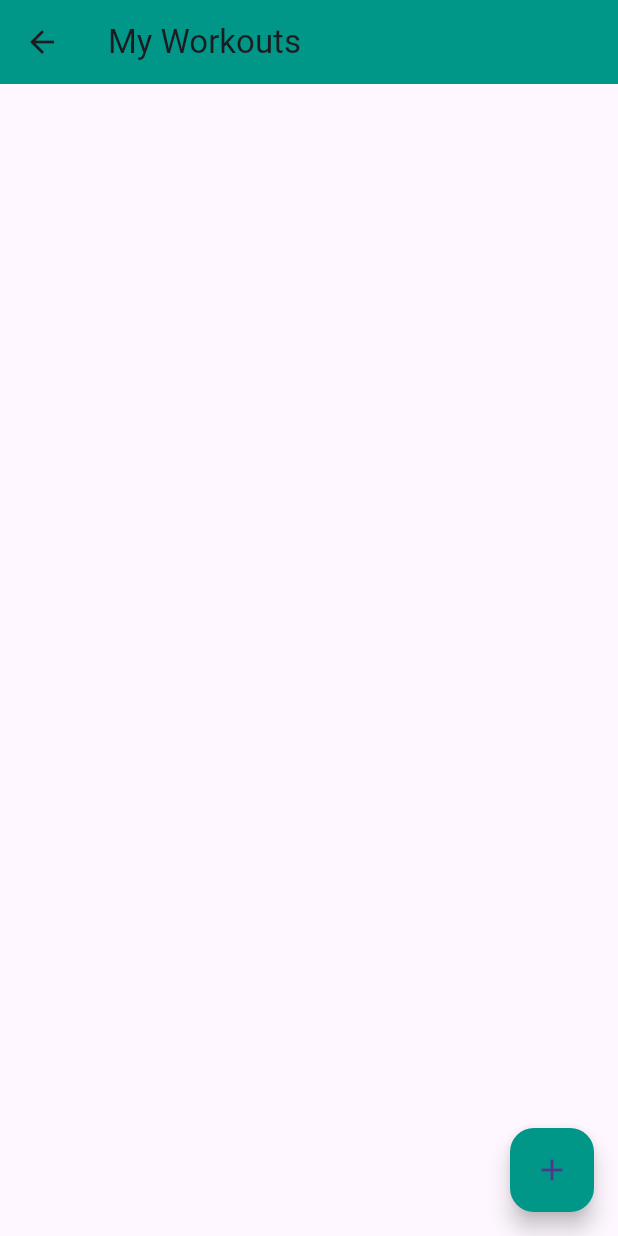
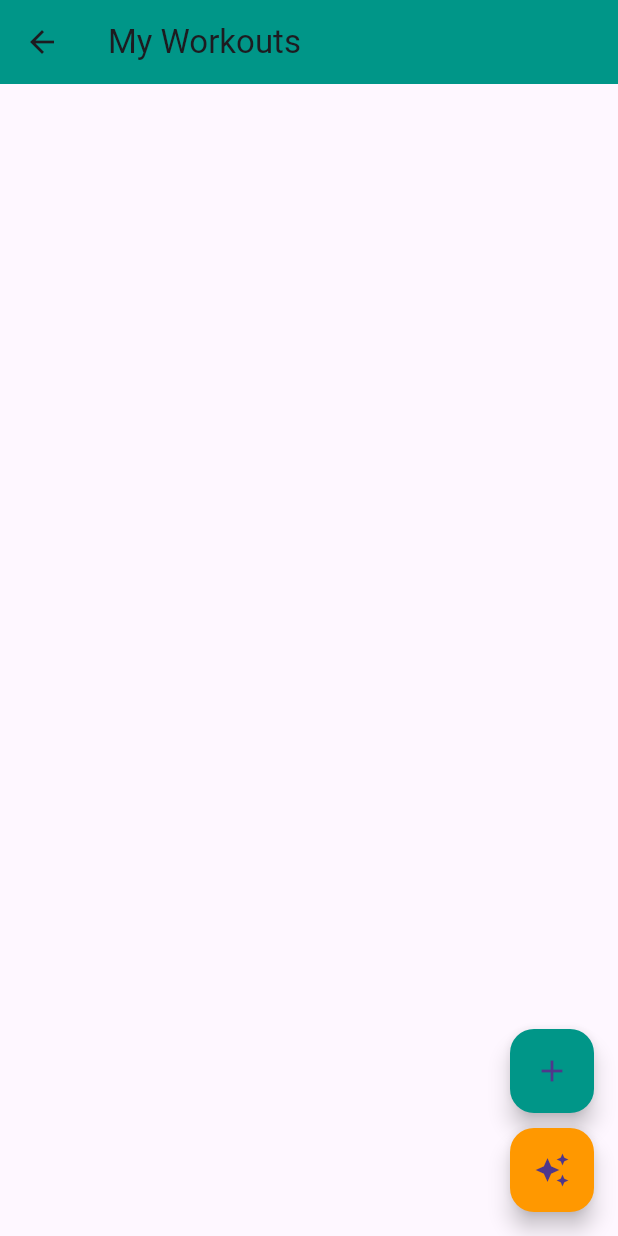
Before and after one commit to KKomail/better, a Flutter app: the WorkoutListScreen screen opened by its route, on a phone screen of 412 x 824 dp. Run offline on Flutter 3.47's test engine with Material 3 defaults, Android fonts, the phone set to English and light mode, and no system bars; our stand-ins replace firebase_auth; accounts and stored records are empty.

Commit message:
Added AI page with simulation sample as well as updated better UI for workout page.

```diff
--- a/lib/main.dart
+++ b/lib/main.dart
@@ -1,3 +1,4 @@
+import 'package:better/screens/WorkoutPlan/GenerateWorkoutScreen.dart';
 import 'package:flutter/material.dart';
 import 'package:firebase_auth/firebase_auth.dart';
 import 'routes/app_routes.dart'; // Import your routes
--- a/lib/routes/app_routes.dart
+++ b/lib/routes/app_routes.dart
@@ -4,6 +4,7 @@ import '../screens/OnBoardScreen/OnBoardScreen.dart';
 import '../screens/WorkoutPlan/WorkoutListScreen.dart';
 import '../endpoints/ExerciseLibraryScreen.dart';
 import '../screens/MacroTrackerScreen/MacroTrackerScreen.dart';
+import '../screens/WorkoutPlan/GenerateWorkoutScreen.dart'; // AI screen
 
 class AppRoutes {
   // Only the initial route if user is not logged in?
@@ -20,6 +21,8 @@ class AppRoutes {
   //MacroNutrientTracker Screen
   static const String macroTracker = '/MacroTrackerScreen';
 
+  static const String generateWorkout = '/GenerateWorkoutScreen';
+
   static Map<String, WidgetBuilder> getRoutes() {
       return {
           onboarding: (context) => const OnBoardScreen(),
@@ -28,6 +31,7 @@ class AppRoutes {
           workoutListScreen: (context) => WorkoutListScreen(),
           exerciseLibrary: (context) => ExerciseLibraryScreen(),
           macroTracker: (context) => MacronutrientTrackerPage(),
+          generateWorkout: (context) => GenerateWorkoutScreen(),
         };
     }
 }
--- a/lib/screens/WorkoutPlan/WorkoutListScreen.dart
+++ b/lib/screens/WorkoutPlan/WorkoutListScreen.dart
@@ -1,7 +1,10 @@
+import 'package:better/screens/WorkoutPlan/GenerateWorkoutScreen.dart';
 import 'package:flutter/material.dart';
 import 'dart:async';
 
 // TODO: Store in back end (dbs)
+// TODO: The issue of when clicking on the back button to the home screen
+// while the workout has begun completely erases the current workout : optional issue to be fixed
 
 class Set {
   int reps;
@@ -86,7 +89,10 @@ class _WorkoutListScreenState extends State<WorkoutListScreen> {
           },
         ),
       ),
-      floatingActionButton: FloatingActionButton(
+       floatingActionButton: Column(
+  mainAxisAlignment: MainAxisAlignment.end,
+  children: [
+    FloatingActionButton(
       onPressed: () async {
         final newWorkout = await Navigator.push(
           context,
@@ -98,6 +104,19 @@ class _WorkoutListScreenState extends State<WorkoutListScreen> {
       },
       backgroundColor: Colors.teal,
       child: const Icon(Icons.add),
+    ),
+    const SizedBox(height: 10),
+    FloatingActionButton(
+      onPressed: () {
+        Navigator.push(
+          context,
+          MaterialPageRoute(builder: (context) => const GenerateWorkoutScreen()),
+        );
+      },
+      backgroundColor: Colors.orange,
+      child: const Icon(Icons.auto_awesome),
+    ),
+  ],
 ),
     );
   }
```
Also changed, not shown: lib/screens/WorkoutPlan/GenerateWorkoutScreen.dart (added, +66 -0 lines). Lines whose indentation alone changed are shown as unchanged.
